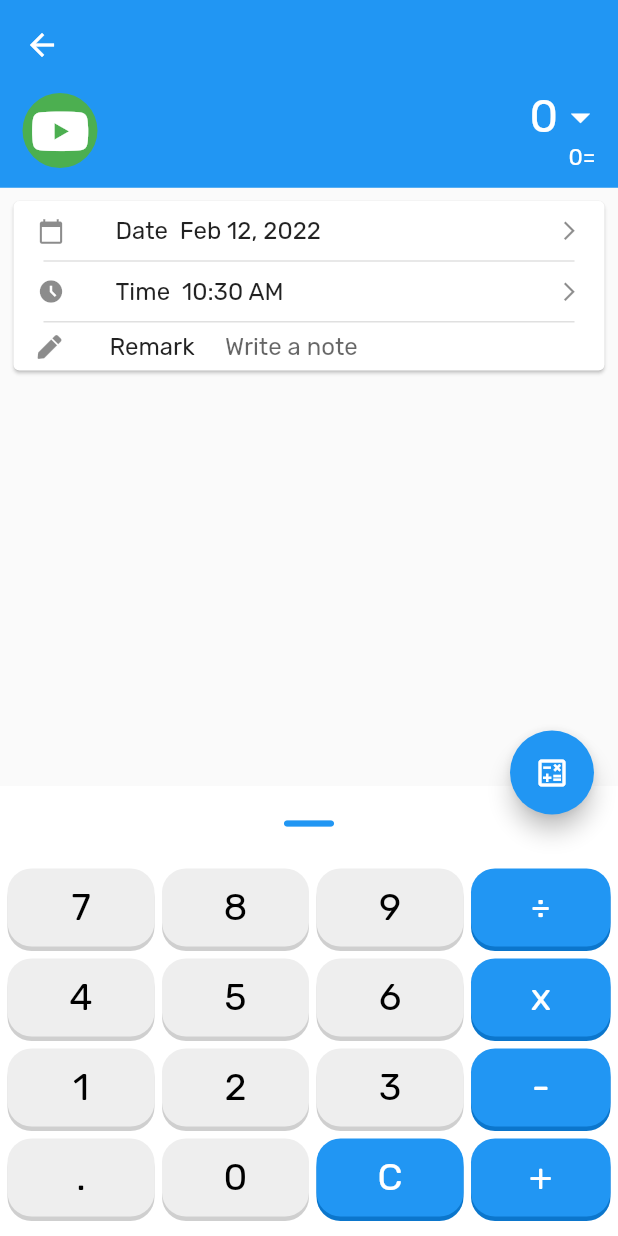
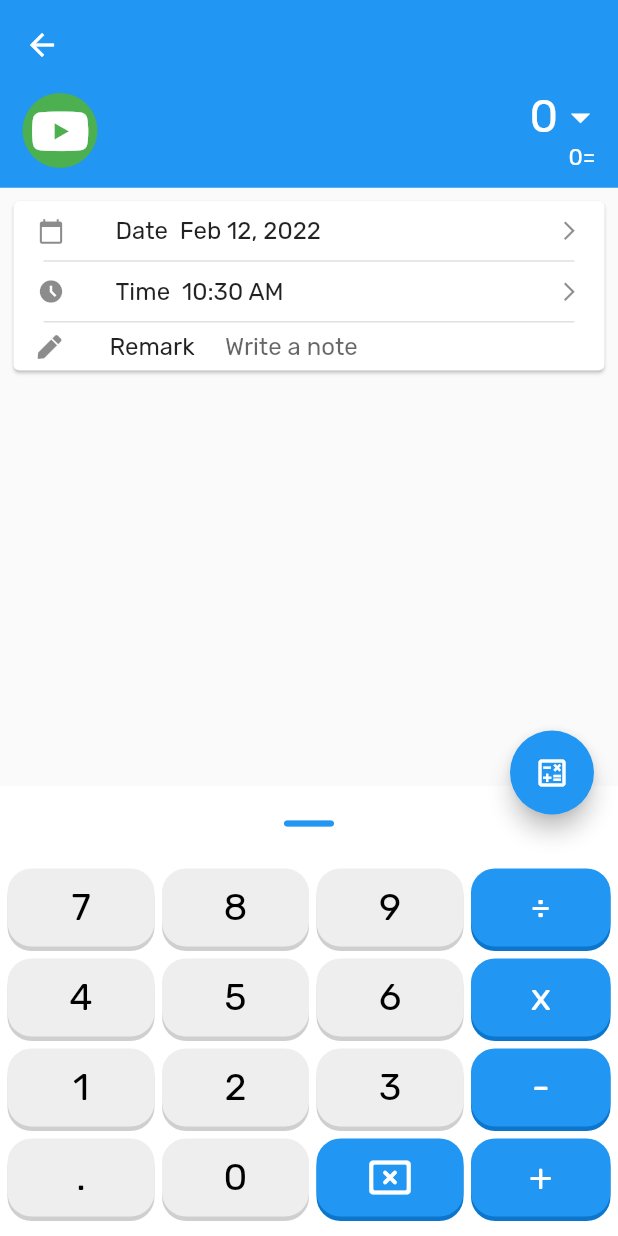
Before and after one commit to imcybergeek/budget, a Flutter app: the NewIOScreen screen opened by its route, on a phone screen of 412 x 824 dp. Run offline on Flutter 3.47's test engine with Material 2 defaults, Android fonts, the phone set to English and light mode, and no system bars; our stand-ins replace cloud_firestore, firebase_core, font_awesome_flutter, get, math_expressions, percent_indicator; accounts and stored records are empty.

Commit message:
CRUD implementation complete

```diff
--- a/lib/main.dart
+++ b/lib/main.dart
@@ -164,6 +164,8 @@ class _MyHomePageState extends State<MyHomePage> {
                                           : income;
                                   return IO(
                                     () {
+                                      budgetController.id.value =
+                                          budgetController.budget[index].id;
                                       budgetController.type.value =
                                           budgetController.budget[index].type;
                                       budgetController.date.value =
--- a/lib/screens/budget_model.dart
+++ b/lib/screens/budget_model.dart
@@ -1,4 +1,5 @@
 class BudgetModel {
+  String id;
   bool type;
   int key;
   String date;
@@ -6,6 +7,6 @@ class BudgetModel {
   String text;
   String computed;
 
-  BudgetModel(
-      this.type, this.key, this.date, this.time, this.text, this.computed);
+  BudgetModel(this.id, this.type, this.key, this.date, this.time, this.text,
+      this.computed);
 }
--- a/lib/screens/new_IO_screen.dart
+++ b/lib/screens/new_IO_screen.dart
@@ -315,11 +315,17 @@ class _CalcBtnState extends State<CalcBtn> {
                     controller.numeric(widget.no);
                   }
                 },
-                child: CustomText(
-                  text: widget.no,
-                  size: 25,
-                  color: widget.color ? Colors.white : Colors.black,
-                ),
+                child: widget.no == "C"
+                    ? Icon(
+                        Icons.cancel_presentation_rounded,
+                        color: Colors.white,
+                        size: 30,
+                      )
+                    : CustomText(
+                        text: widget.no,
+                        size: 25,
+                        color: widget.color ? Colors.white : Colors.black,
+                      ),
               );
             },
           ),
```
Also changed, not shown: lib/custom/budget_controller.dart (+9 -3 lines), lib/custom/new_IO_controller.dart (+10 -2 lines), lib/screens/edit_IO_screen.dart (+13 -6 lines).
